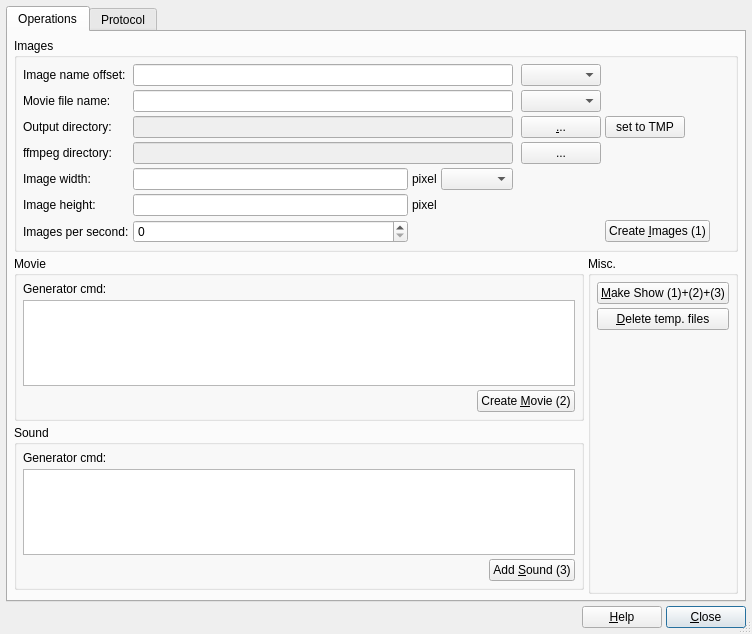
Before: the Qt Designer form src/CreateMovieDlg4.ui in mneuroth/MinDia, drawn with Qt 5.
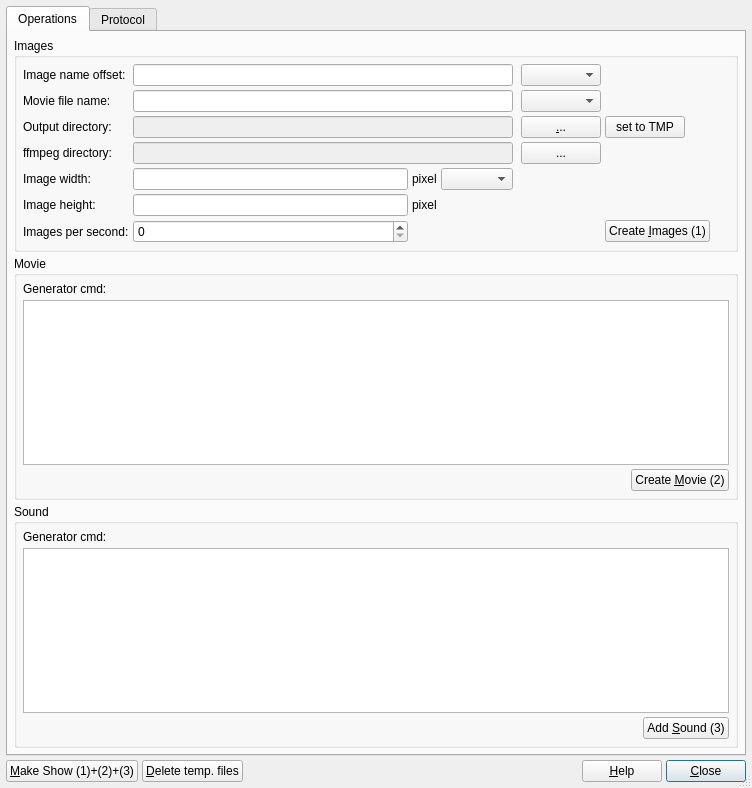
After: the same form once the commit is applied.

Commit message: optimize layout

Diff of the .ui file:
```diff
--- a/src/CreateMovieDlg4.ui
+++ b/src/CreateMovieDlg4.ui
@@ -7,7 +7,7 @@
     <x>0</x>
     <y>0</y>
     <width>752</width>
-    <height>634</height>
+    <height>788</height>
    </rect>
   </property>
   <property name="windowTitle">
@@ -292,7 +292,7 @@
          </layout>
         </widget>
        </item>
-       <item row="1" column="0">
+       <item row="1" column="0" colspan="2">
         <widget class="QGroupBox" name="groupBox2">
          <property name="title">
           <string>Movie</string>
@@ -344,7 +344,7 @@
          </layout>
         </widget>
        </item>
-       <item row="2" column="0">
+       <item row="2" column="0" colspan="2">
         <widget class="QGroupBox" name="groupBox2_2">
          <property name="title">
           <string>Sound</string>
@@ -399,48 +399,6 @@
          </layout>
         </widget>
        </item>
-       <item row="1" column="1" rowspan="3">
-        <widget class="QGroupBox" name="m_pMisc">
-         <property name="title">
-          <string>Misc.</string>
-         </property>
-         <layout class="QVBoxLayout">
-          <item>
-           <widget class="QPushButton" name="m_pMakeShow">
-            <property name="text">
-             <string>&amp;Make Show (1)+(2)+(3)</string>
-            </property>
-            <property name="shortcut">
-             <string>Alt+M</string>
-            </property>
-           </widget>
-          </item>
-          <item>
-           <widget class="QPushButton" name="m_pDeleteTemp">
-            <property name="text">
-             <string>&amp;Delete temp. files</string>
-            </property>
-            <property name="shortcut">
-             <string>Alt+D</string>
-            </property>
-           </widget>
-          </item>
-          <item>
-           <spacer name="verticalSpacer">
-            <property name="orientation">
-             <enum>Qt::Vertical</enum>
-            </property>
-            <property name="sizeHint" stdset="0">
-             <size>
-              <width>20</width>
-              <height>40</height>
-             </size>
-            </property>
-           </spacer>
-          </item>
-         </layout>
-        </widget>
-       </item>
       </layout>
      </widget>
      <widget class="QWidget" name="tab">
@@ -502,6 +460,26 @@
    </item>
    <item row="1" column="0">
     <layout class="QHBoxLayout">
+     <item>
+      <widget class="QPushButton" name="m_pMakeShow">
+       <property name="text">
+        <string>&amp;Make Show (1)+(2)+(3)</string>
+       </property>
+       <property name="shortcut">
+        <string>Alt+M</string>
+       </property>
+      </widget>
+     </item>
+     <item>
+      <widget class="QPushButton" name="m_pDeleteTemp">
+       <property name="text">
+        <string>&amp;Delete temp. files</string>
+       </property>
+       <property name="shortcut">
+        <string>Alt+D</string>
+       </property>
+      </widget>
+     </item>
      <item>
       <spacer name="spacer13">
        <property name="orientation">
```
Left out of the diff: 2 changed lines with no effect on the pictures. The commit also changes 1 other file.
